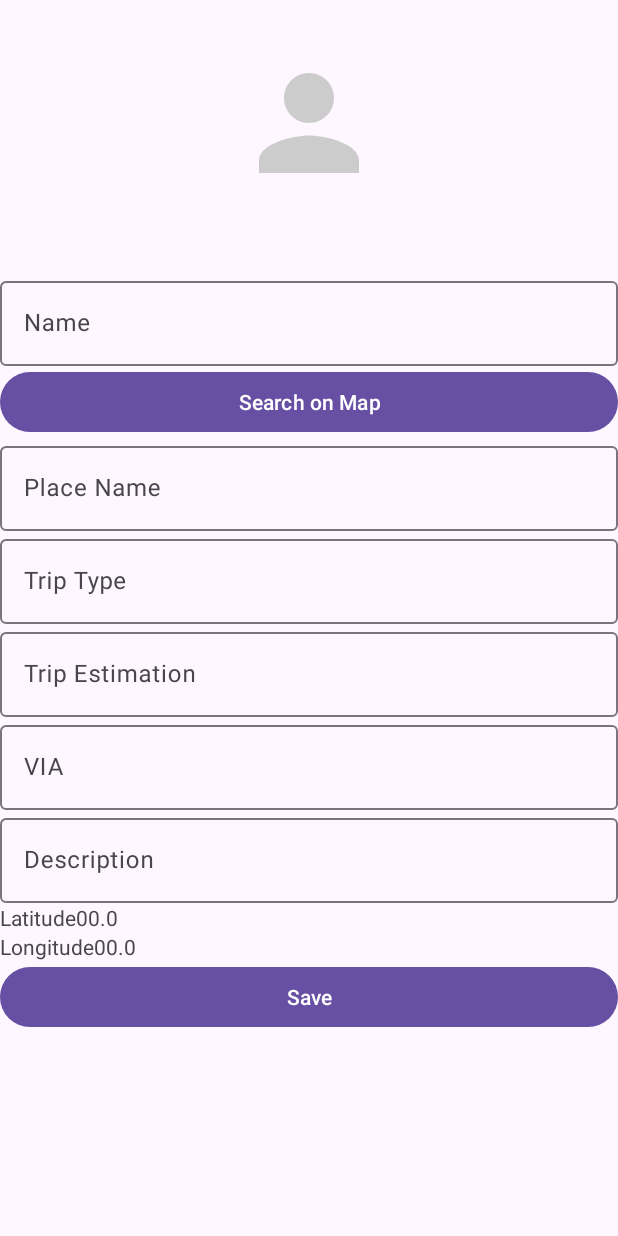
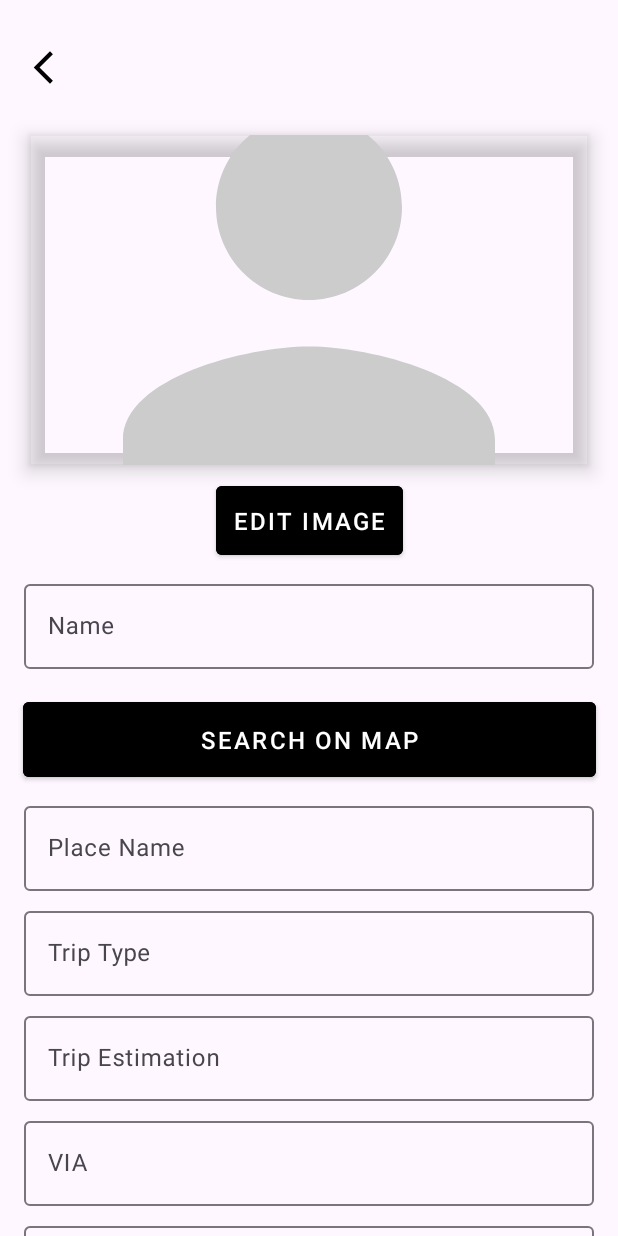
Before and after one commit to FizKw/Project-MAP, an Android app: the EditVendorFragment screen opened through its navigation route, on a phone screen of 412 x 824 dp. Run offline under Robolectric (Android 15) with nearby library versions, the phone set to English and light mode, and no system bars; our stand-ins replace Firebase (no records; nobody signed in at launch, a user with empty details on screens opened directly), navigation-ui; libraries missing offline, so code that uses them is left out: com.firebase.geofire.

Commit message:
fix: Styling
- Styling edit vendor page

```diff
--- a/app/src/main/java/com/example/projekmap/EditVendorFragment.kt
+++ b/app/src/main/java/com/example/projekmap/EditVendorFragment.kt
@@ -12,6 +12,7 @@ import android.view.LayoutInflater
 import android.view.View
 import android.view.ViewGroup
 import android.widget.Button
+import android.widget.ImageView
 import android.widget.SearchView
 import android.widget.TextView
 import android.widget.Toast
@@ -113,7 +114,11 @@ class EditVendorFragment : Fragment(), OnMapReadyCallback {
             }
         }
 
-
+        // Back button listener
+        val backButton: ImageView = view.findViewById(R.id.back_button)
+        backButton.setOnClickListener {
+            findNavController().navigateUp()
+        }
 
         val userId = arguments?.getString("uid")
 
@@ -163,17 +168,17 @@ class EditVendorFragment : Fragment(), OnMapReadyCallback {
 
 
 
-        mapSearchView = view.findViewById(R.id.map_search_view)
-
-        val selectLocationButton = view.findViewById<Button>(R.id.select_button)
-
-        selectLocationButton.visibility = View.GONE
-        mapSearchView.visibility = View.GONE
-
-
-
-        val mapFragment = childFragmentManager.findFragmentById(R.id.map_view) as SupportMapFragment
-        childFragmentManager.beginTransaction().hide(mapFragment).commit()
+//        mapSearchView = view.findViewById(R.id.map_search_view)
+//
+//        val selectLocationButton = view.findViewById<Button>(R.id.select_button)
+//
+//        selectLocationButton.visibility = View.GONE
+//        mapSearchView.visibility = View.GONE
+//
+//
+//
+//        val mapFragment = childFragmentManager.findFragmentById(R.id.map_view) as SupportMapFragment
+//        childFragmentManager.beginTransaction().hide(mapFragment).commit()
 
 
 
--- a/app/src/main/res/layout/fragment_edit_vendor.xml
+++ b/app/src/main/res/layout/fragment_edit_vendor.xml
@@ -41,27 +41,62 @@
 <!--        android:layout_margin="15dp"/>-->
 <!-- ============================== Jangan DIILANGIN =============================-->
 
+    <androidx.core.widget.NestedScrollView
+        android:layout_width="match_parent"
+        android:layout_height="match_parent"
+        android:fillViewport="true"
+        tools:context=".EditVendorFragment">
 
+        <androidx.constraintlayout.widget.ConstraintLayout
+            android:layout_width="match_parent"
+            android:layout_height="wrap_content">
+
+            <!-- Back button -->
+            <ImageView
+                android:id="@+id/back_button"
+                android:layout_width="26dp"
+                android:layout_height="26dp"
+                android:layout_marginStart="16dp"
+                android:layout_marginTop="32dp"
+                android:contentDescription="Back Button"
+                android:src="@drawable/ic_back"
+                app:layout_constraintStart_toStartOf="parent"
+                app:layout_constraintTop_toTopOf="parent" />
+
+            <!-- Edit Image Button -->
             <com.google.android.material.imageview.ShapeableImageView
                 android:id="@+id/vendor_image"
-        android:layout_width="100dp"
-        android:layout_height="100dp"
+                android:layout_width="372dp"
+                android:layout_height="220dp"
                 android:layout_gravity="center"
                 android:layout_marginTop="32dp"
-        android:layout_marginBottom="16dp"
-        app:shapeAppearanceOverlay="@style/CircularImageView"
+                android:elevation="8dp"
                 android:scaleType="centerCrop"
-        app:layout_constraintTop_toTopOf="parent"
+                android:src="@drawable/default_profile"
+                app:layout_constraintEnd_toEndOf="parent"
                 app:layout_constraintStart_toStartOf="parent"
-        app:layout_constraintEnd_toEndOf="parent"
-        android:src="@drawable/default_profile"/>
+                app:layout_constraintTop_toBottomOf="@id/back_button"
+                app:shapeAppearanceOverlay="@style/SquareImageView" />
+
+            <Button
+                android:id="@+id/btnVendorImage"
+                style="@style/CustomButtonStyle"
+                android:layout_width="wrap_content"
+                android:layout_height="wrap_content"
+                android:layout_marginTop="8dp"
+                android:text="@string/edit_image"
+                app:layout_constraintTop_toBottomOf="@id/vendor_image"
+                app:layout_constraintStart_toStartOf="@id/vendor_image"
+                app:layout_constraintEnd_toEndOf="@id/vendor_image"/>
 
             <com.google.android.material.textfield.TextInputLayout
                 android:id="@+id/vendor_input_wrapper"
                 android:layout_width="match_parent"
                 android:layout_height="wrap_content"
+                android:layout_marginHorizontal="16dp"
+                android:layout_marginVertical="8dp"
                 android:hint="Name"
-        app:layout_constraintTop_toBottomOf="@id/vendor_image"
+                app:layout_constraintTop_toBottomOf="@id/btnVendorImage"
                 app:layout_constraintStart_toStartOf="parent"
                 app:layout_constraintEnd_toEndOf="parent"
                 android:layout_marginTop="50dp">
@@ -74,17 +109,20 @@
 
             <Button
                 android:id="@+id/search_map_button"
-        android:layout_width="match_parent"
-        android:layout_height="wrap_content"
+                style="@style/CustomButtonStyle"
+                android:layout_width="382dp"
+                android:layout_height="62dp"
                 android:text="Search on Map"
+                app:layout_constraintEnd_toEndOf="parent"
                 app:layout_constraintStart_toStartOf="parent"
-        app:layout_constraintEnd_toEndOf="parent"
-        app:layout_constraintTop_toBottomOf="@id/vendor_input_wrapper"/>
+                app:layout_constraintTop_toBottomOf="@id/vendor_input_wrapper" />
 
             <com.google.android.material.textfield.TextInputLayout
                 android:id="@+id/place_input_wrapper"
                 android:layout_width="match_parent"
                 android:layout_height="wrap_content"
+                android:layout_marginHorizontal="16dp"
+                android:layout_marginVertical="8dp"
                 android:hint="Place Name"
                 app:layout_constraintTop_toBottomOf="@id/search_map_button"
                 app:layout_constraintStart_toStartOf="parent"
@@ -100,6 +138,8 @@
                 android:id="@+id/type_input_wrapper"
                 android:layout_width="match_parent"
                 android:layout_height="wrap_content"
+                android:layout_marginHorizontal="16dp"
+                android:layout_marginVertical="8dp"
                 android:hint="Trip Type"
                 app:layout_constraintTop_toBottomOf="@id/place_input_wrapper"
                 app:layout_constraintStart_toStartOf="parent"
@@ -115,6 +155,8 @@
                 android:id="@+id/estimate_input_wrapper"
                 android:layout_width="match_parent"
                 android:layout_height="wrap_content"
+                android:layout_marginHorizontal="16dp"
+                android:layout_marginVertical="8dp"
                 android:hint="Trip Estimation"
                 app:layout_constraintTop_toBottomOf="@id/type_input_wrapper"
                 app:layout_constraintStart_toStartOf="parent"
@@ -130,6 +172,8 @@
                 android:id="@+id/via_input_wrapper"
                 android:layout_width="match_parent"
                 android:layout_height="wrap_content"
+                android:layout_marginHorizontal="16dp"
+                android:layout_marginVertical="8dp"
                 android:hint="VIA"
                 app:layout_constraintTop_toBottomOf="@id/estimate_input_wrapper"
                 app:layout_constraintStart_toStartOf="parent"
@@ -145,6 +189,8 @@
                 android:id="@+id/desc_input_wrapper"
                 android:layout_width="match_parent"
                 android:layout_height="wrap_content"
+                android:layout_marginHorizontal="16dp"
+                android:layout_marginVertical="8dp"
                 android:hint="Description"
                 app:layout_constraintTop_toBottomOf="@id/via_input_wrapper"
                 app:layout_constraintStart_toStartOf="parent"
@@ -156,67 +202,70 @@
                     android:inputType="text" />
             </com.google.android.material.textfield.TextInputLayout>
 
-    <LinearLayout
+            <androidx.constraintlayout.widget.ConstraintLayout
                 android:id="@+id/lat_long_container"
                 android:layout_width="match_parent"
                 android:layout_height="wrap_content"
-        android:orientation="vertical"
                 app:layout_constraintTop_toBottomOf="@id/desc_input_wrapper"
                 app:layout_constraintStart_toStartOf="parent"
-        app:layout_constraintEnd_toEndOf="parent">
+                app:layout_constraintEnd_toEndOf="parent"
+                android:layout_marginHorizontal="16dp"
+                android:layout_marginVertical="8dp">
 
-        <LinearLayout
-            android:layout_width="match_parent"
-            android:layout_height="match_parent"
-            android:orientation="horizontal">
                 <TextView
                     android:id="@+id/latitude"
                     android:layout_width="wrap_content"
                     android:layout_height="wrap_content"
                     android:text="Latitude"
                     app:layout_constraintStart_toStartOf="parent"
-                app:layout_constraintTop_toBottomOf="@id/desc_input_wrapper"/>
+                    app:layout_constraintTop_toTopOf="parent"
+                    app:layout_constraintBottom_toBottomOf="parent" />
+
                 <TextView
                     android:id="@+id/latitude_view"
                     android:layout_width="wrap_content"
                     android:layout_height="wrap_content"
                     android:text="00.0"
-                app:layout_constraintStart_toStartOf="parent"
-                app:layout_constraintTop_toBottomOf="@id/latitude"/>
-        </LinearLayout>
-        <LinearLayout
-            android:layout_width="match_parent"
-            android:layout_height="match_parent"
-            android:orientation="horizontal">
+                    app:layout_constraintStart_toEndOf="@id/latitude"
+                    app:layout_constraintTop_toTopOf="parent"
+                    app:layout_constraintBottom_toBottomOf="parent"
+                    app:layout_constraintEnd_toEndOf="parent" />
+
                 <TextView
                     android:id="@+id/longitude"
                     android:layout_width="wrap_content"
                     android:layout_height="wrap_content"
                     android:text="Longitude"
-                app:layout_constraintStart_toStartOf="@+id/latitude"
-                app:layout_constraintEnd_toEndOf="parent"
-                app:layout_constraintTop_toBottomOf="@id/desc_input_wrapper"/>
+                    app:layout_constraintStart_toStartOf="parent"
+                    app:layout_constraintTop_toBottomOf="@id/latitude"
+                    app:layout_constraintBottom_toBottomOf="parent"
+                    android:layout_marginTop="8dp" />
+
                 <TextView
                     android:id="@+id/longitude_view"
-                android:layout_width="match_parent"
+                    android:layout_width="wrap_content"
                     android:layout_height="wrap_content"
                     android:text="00.0"
-                app:layout_constraintStart_toStartOf="@+id/latitude_view"
+                    app:layout_constraintStart_toEndOf="@id/longitude"
+                    app:layout_constraintTop_toBottomOf="@id/latitude"
+                    app:layout_constraintBottom_toBottomOf="parent"
                     app:layout_constraintEnd_toEndOf="parent"
-                app:layout_constraintTop_toBottomOf="@id/latitude"/>
-        </LinearLayout>
-    </LinearLayout>
+                    android:layout_marginTop="8dp" />
+            </androidx.constraintlayout.widget.ConstraintLayout>
+
 
 
             <Button
                 android:id="@id/save_button"
-        android:layout_width="match_parent"
-        android:layout_height="wrap_content"
+                style="@style/CustomButtonStyle"
+                android:layout_width="382dp"
+                android:layout_height="62dp"
                 android:text="Save"
-        app:layout_constraintTop_toBottomOf="@id/lat_long_container"
+                app:layout_constraintEnd_toEndOf="parent"
                 app:layout_constraintStart_toStartOf="parent"
-        app:layout_constraintEnd_toEndOf="parent"
-        />
-
+                app:layout_constraintTop_toBottomOf="@id/lat_long_container" />
 
         </androidx.constraintlayout.widget.ConstraintLayout>
+    </androidx.core.widget.NestedScrollView>
+
+</androidx.constraintlayout.widget.ConstraintLayout>
--- a/app/src/main/res/values/colors.xml
+++ b/app/src/main/res/values/colors.xml
@@ -6,4 +6,5 @@
     <color name="aquamarine">#2770CF</color>
     <color name="green">#4CAF50</color>
     <color name="red">#A4221C</color>
+    <color name="purple"></color>
 </resources>
--- a/app/src/main/res/values/styles.xml
+++ b/app/src/main/res/values/styles.xml
@@ -1,7 +1,23 @@
 <?xml version="1.0" encoding="utf-8"?>
 <resources>
+    <style name="SquareImageView" parent="">
+        <item name="cornerFamily">cut</item>
+        <item name="cornerSize">0dp</item>
+    </style>
+
     <style name="CircularImageView" parent="">
         <item name="cornerFamily">rounded</item>
         <item name="cornerSize">50%</item>
     </style>
+
+    <style name="CustomButtonStyle" parent="Widget.MaterialComponents.Button">
+        <item name="android:layout_width">match_parent</item>
+        <item name="android:layout_height">wrap_content</item>
+        <item name="android:padding">12dp</item>
+        <item name="android:layout_marginTop">16dp</item>
+        <item name="android:textSize">16sp</item>
+        <item name="android:backgroundTint">@color/black</item>
+        <item name="android:textColor">@android:color/white</item>
+    </style>
+
 </resources>
```
Lines whose indentation alone changed are shown as unchanged.
